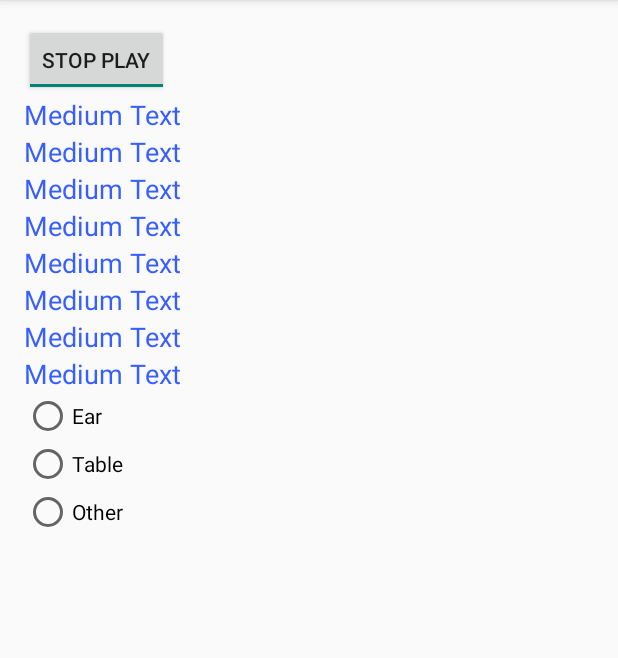
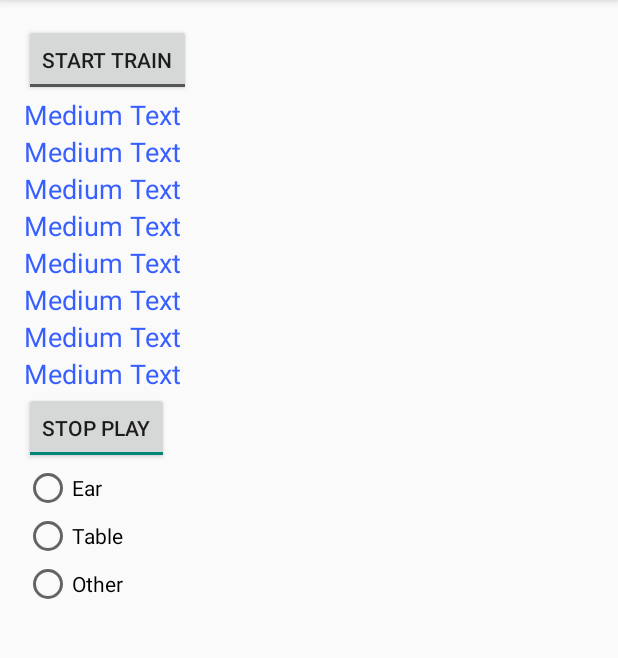
Before and after one commit to cluo29/workshopA, an Android app: the screen it shows after launch (MainActivity), after a tap on "START PLAY", on a phone screen of 412 x 824 dp, the part 84-742 px from its top. Run offline under Robolectric (Android 15) with nearby library versions, the phone set to English and light mode, and no system bars; libraries missing offline, so code that uses them is left out: com.aware, com.aware.providers; 10 statements that could not run were skipped.

Commit message:
bug all die
haha

```diff
--- a/app/src/main/java/com/example/ivan/SmartVolume/MainActivity.java
+++ b/app/src/main/java/com/example/ivan/SmartVolume/MainActivity.java
@@ -54,7 +54,7 @@ public class MainActivity extends ActionBarActivity {
     public static final int UPDATE_THE_VOLUME = 0;
     public VolumeHandler volumeHandler;
     public static boolean isPlayed = false;
-
+    public static int isTrain=-1;
     //Accelerometer
     public static double acc_x=0;
     public static double acc_y=0;
@@ -108,6 +108,7 @@ public class MainActivity extends ActionBarActivity {
 
 
                 //how is noise
+                double volume_suggestion =0;
 
                 int buffer_size = AudioRecord.getMinBufferSize(AudioTrack.getNativeOutputSampleRate(AudioManager.STREAM_SYSTEM), AudioFormat.CHANNEL_IN_MONO, AudioFormat.ENCODING_PCM_16BIT ) * 10;
                 AudioRecord recorder = new AudioRecord(MediaRecorder.AudioSource.VOICE_RECOGNITION, AudioTrack.getNativeOutputSampleRate(AudioManager.STREAM_SYSTEM), AudioFormat.CHANNEL_IN_MONO, AudioFormat.ENCODING_PCM_16BIT, buffer_size);
@@ -310,9 +311,9 @@ public class MainActivity extends ActionBarActivity {
                     }
                     prob1.y[i] = features[0];
                 }
-                Log.d("sensors_data","so far so good318" );
+                Log.d("sensors_data","so far so good313" );
                 model = svm.svm_train(prob1, para1);
-                Log.d("sensors_data","model seems cool" );
+                Log.d("sensors_data","model seems cool 315" );
 
 
                 svm_node node1 = new svm_node();
@@ -416,15 +417,16 @@ public class MainActivity extends ActionBarActivity {
                         }
                         prob_ear.y[i] = features[0];
                     }
-
+                    Log.d("sensors_data","419" );
                     svm_model model_ear = svm.svm_train(prob_ear, para_ear);
+                    Log.d("sensors_data","421" );
                     svm_node node_ear = new svm_node();
                     node_ear.index=1;
                     node_ear.value=microphone;
                     svm_node[] pred_ear = new svm_node[2];
                     pred_ear[0]=node_ear;
-                    class_phone=class_phone+ "; Good Vol is: "+ svm.svm_predict(model_ear,pred_ear);
-
+                    volume_suggestion= svm.svm_predict(model_ear,pred_ear);
+                    class_phone=class_phone+ "; Good Vol is: "+ volume_suggestion;
                 }
                 else if(prediction>1.9)
                 {
@@ -502,14 +504,16 @@ public class MainActivity extends ActionBarActivity {
                         }
                         prob_other.y[i] = features[0];
                     }
-
+                    Log.d("sensors_data","505" );
                     svm_model model_other = svm.svm_train(prob_other, para_other);
+                    Log.d("sensors_data","507" );
                     svm_node node_other = new svm_node();
                     node_other.index=1;
                     node_other.value=microphone;
                     svm_node[] pred_other = new svm_node[2];
                     pred_other[0]=node_other;
-                    class_phone=class_phone+ "; Good Vol is: "+ svm.svm_predict(model_other,pred_other);
+                    volume_suggestion= svm.svm_predict(model_other,pred_other);
+                    class_phone=class_phone+ "; Good Vol is: "+ volume_suggestion;
                 }
                 else
                 {
@@ -586,17 +590,30 @@ public class MainActivity extends ActionBarActivity {
                         }
                         prob_table.y[i] = features[0];
                     }
-
+                    Log.d("sensors_data","590" );
                     svm_model model_table = svm.svm_train(prob_table, para_table);
+                    Log.d("sensors_data","592" );
                     svm_node node_table = new svm_node();
                     node_table.index=1;
                     node_table.value=microphone;
                     svm_node[] pred_table = new svm_node[2];
                     pred_table[0]=node_table;
-                    class_phone=class_phone+ "; Good Vol is: "+ svm.svm_predict(model_table,pred_table);
+                    volume_suggestion=svm.svm_predict(model_table,pred_table);
+                    class_phone=class_phone+ "; Good Vol is: "+ volume_suggestion;
+
                 }
 
+
+
                 Log.d("Results", "Mode: " + class_phone);
+
+                int value1 = (int)volume_suggestion;
+
+                if (value1<0)
+                    value1 = 0;
+                if (value1>15)
+                    value1 = 15;
+                final int value = value1;
 
                 final String result=""+class_phone;
 
@@ -604,6 +621,21 @@ public class MainActivity extends ActionBarActivity {
                     @Override
                     public void run() {
                         Text_Output.setText(""+result);
+
+                        if(isTrain==3) {
+                            int current_volume = audio.getStreamVolume(AudioManager.STREAM_MUSIC);
+
+                            while (value != current_volume) {
+                                if (value < current_volume) {
+                                    audio.adjustStreamVolume(AudioManager.STREAM_MUSIC, AudioManager.ADJUST_LOWER, AudioManager.FLAG_SHOW_UI);
+                                } else {
+                                    audio.adjustStreamVolume(AudioManager.STREAM_MUSIC, AudioManager.ADJUST_RAISE, AudioManager.FLAG_SHOW_UI);
+
+                                }
+                                current_volume = audio.getStreamVolume(AudioManager.STREAM_MUSIC);
+
+                            }
+                        }
 
                     }
                 });
@@ -724,13 +756,14 @@ public class MainActivity extends ActionBarActivity {
         sendBroadcast(new Intent(Aware.ACTION_AWARE_REFRESH));
     }
 
-    //Listener for tougle button start/stop play
+    //Listener for tougle button start/stop train
     public void onToggleClicked(View view) {
         // Is the toggle on?
         boolean on = ((ToggleButton) view).isChecked();
-        Log.d("PLAYER", "Button toggled");
+        Log.d("PLAYER Train", "Button toggled");
         if (on) {
-            // Start play
+            // Start train
+            isTrain=1;
 
             mediaPlayer = MediaPlayer.create(this, R.raw.song);
             mediaPlayer.start();
@@ -755,15 +788,54 @@ public class MainActivity extends ActionBarActivity {
             getContentResolver().insert(Provider.Smart_Volume_Data.CONTENT_URI, data);*/
 
         } else {
-            // Stop play
+            // Stop train
             mediaPlayer.stop();
             mediaPlayer.release();
             mediaPlayer = null;
+            isTrain=2;
 
 
 
 
             isPlayed = false;
+        }
+    }
+    //Listener for tougle button start/stop play
+    public void onHearClicked(View view) {
+        // Is the toggle on?
+        boolean on = ((ToggleButton) view).isChecked();
+        Log.d("PLAYER", "Button toggled");
+        if (on) {
+            // Start play
+            isTrain=3;
+            mediaPlayer = MediaPlayer.create(this, R.raw.song);
+            mediaPlayer.start();
+
+
+
+            /*
+            ContentValues data = new ContentValues();
+            data.put(Provider.Smart_Volume_Data.TIMESTAMP, System.currentTimeMillis());
+            data.put(Provider.Smart_Volume_Data.DEVICE_ID, Aware.getSetting(this, Aware_Preferences.DEVICE_ID));
+            data.put(Provider.Smart_Volume_Data.A_VALUES_0,0);
+            data.put(Provider.Smart_Volume_Data.A_VALUES_1,0);
+            data.put(Provider.Smart_Volume_Data.A_VALUES_2,0);
+            data.put(Provider.Smart_Volume_Data.R_VALUES_0,0);
+            data.put(Provider.Smart_Volume_Data.R_VALUES_1,0);
+            data.put(Provider.Smart_Volume_Data.R_VALUES_2,0);
+            data.put(Provider.Smart_Volume_Data.LUX,0);
+            data.put(Provider.Smart_Volume_Data.PROXIMITY,0);
+            data.put(Provider.Smart_Volume_Data.MICROPHONE,0);
+            data.put(Provider.Smart_Volume_Data.VOLUME,0);
+
+            getContentResolver().insert(Provider.Smart_Volume_Data.CONTENT_URI, data);*/
+
+        } else {
+            // Stop play
+            mediaPlayer.stop();
+            mediaPlayer.release();
+            mediaPlayer = null;
+            isTrain=2;
         }
     }
 
--- a/app/src/main/res/layout/activity_main.xml
+++ b/app/src/main/res/layout/activity_main.xml
@@ -11,9 +11,11 @@
         android:id="@+id/togglebutton"
         android:layout_width="wrap_content"
         android:layout_height="wrap_content"
-        android:textOn="Stop Play"
-        android:textOff="Start Play"
+        android:textOn="Stop Train"
+        android:textOff="Start Train"
         android:onClick="onToggleClicked"/>
+
+
 
     <TextView
         android:layout_width="wrap_content"
@@ -102,13 +104,22 @@
         android:layout_alignParentLeft="true"
         android:layout_alignParentStart="true"
         android:textColor="#ff375fff" />
-
+    <ToggleButton
+        android:id="@+id/hearbutton"
+        android:layout_width="wrap_content"
+        android:layout_height="wrap_content"
+        android:textOn="Stop Play"
+        android:textOff="Start Play"
+        android:layout_below="@+id/Output"
+        android:layout_alignParentLeft="true"
+        android:layout_alignParentStart="true"
+        android:onClick="onHearClicked"/>
     <RadioGroup
         android:layout_width="match_parent"
         android:layout_height="match_parent"
         android:layout_alignParentLeft="true"
         android:layout_alignParentStart="true"
-        android:layout_below="@+id/Output"
+        android:layout_below="@+id/hearbutton"
         android:id="@+id/label_group">
 
         <RadioButton
@@ -133,4 +144,5 @@
             android:onClick="onRadioButtonClicked" />
     </RadioGroup>
 
+
 </RelativeLayout>
```
